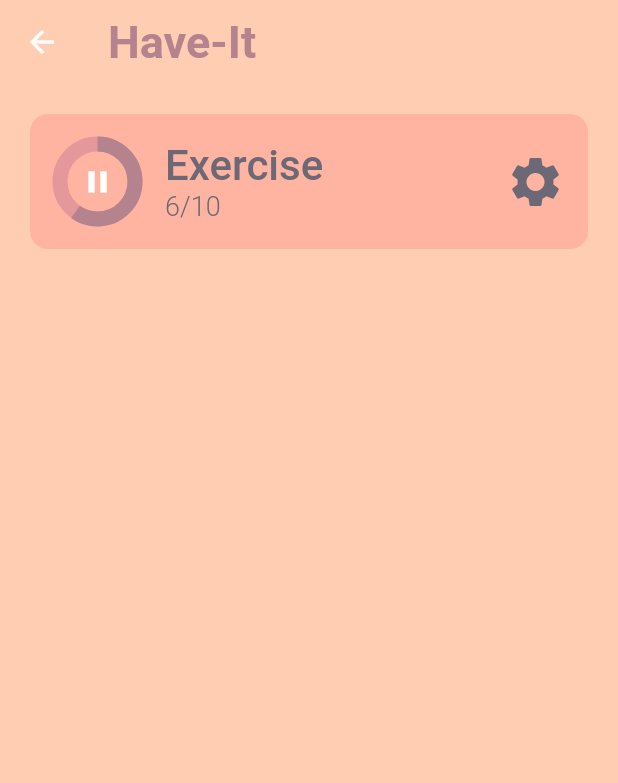
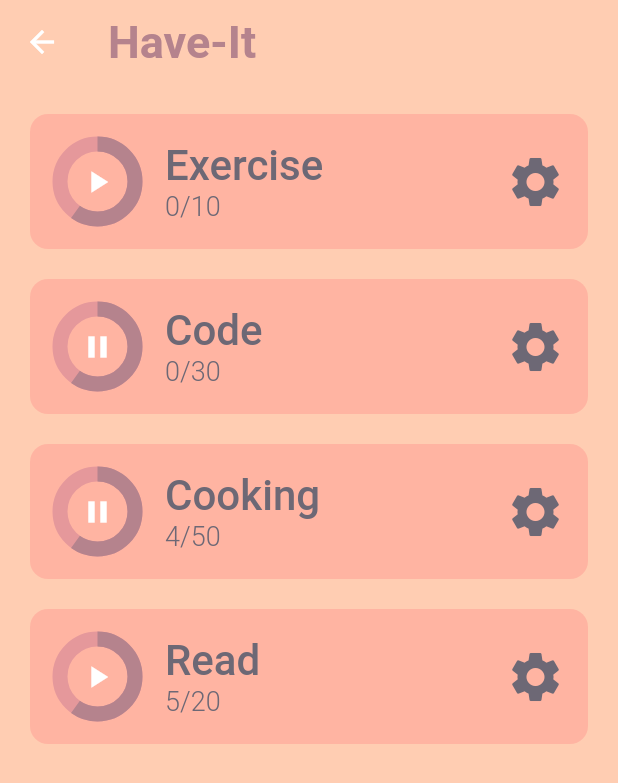
Before and after one commit to AdibaNoor/Have-It, a Flutter app: the Home screen opened directly, on a phone screen of 412 x 824 dp. Shown: the top 783 px of the screen. Run offline on Flutter 3.47's test engine with Material 2 defaults, Android fonts, the phone set to English and light mode, and no system bars; drawn by our look-alikes of percent_indicator; our stand-ins replace slide_to_act.

Commit message:
added dynamic functionality to habit tile

```diff
--- a/have_it/lib/Screens/Home.dart
+++ b/have_it/lib/Screens/Home.dart
@@ -10,6 +10,14 @@ class Home extends StatefulWidget {
 }
 
 class _HomeState extends State<Home> {
+  List habitList=[
+    //[habitName, habitStrted, timeSpent, timeGoal]
+    ['Exercise', false, 0,10],
+    ['Code', true, 0,30],
+    ['Cooking', true, 4,50],
+    ['Read', false, 5,20],
+  ];
+
   @override
   Widget build(BuildContext context) {
     return Scaffold(
@@ -23,20 +31,49 @@ class _HomeState extends State<Home> {
           fontWeight: FontWeight.bold,
         ),),
       ),
-      body: Column(
-        children: [
-          HabitTile(
-              habitName: "Exercise",
-          ontap: (){},
-          onSettingsTapped: (){},
-          habitStrted: true,
-          timeGoal: 10,
-          timeSpent: 6,),
-          // HabitTile(habitName:"Painting"),
-          // HabitTile(habitName: 'Cooking',),
-          // HabitTile(habitName: 'Movie',),
-        ],
-      ),
+      body:ListView.builder(
+        itemCount: habitList.length,
+          itemBuilder: ((context,index){
+        return HabitTile(
+            habitName: habitList[index][0],
+            ontap: (){},
+            onSettingsTapped: (){},
+            timeSpent: habitList[index][2],
+            timeGoal: habitList[index][3],
+            habitStrted: habitList[index][1],);
+      }))
+      // Column(
+      //   children: [
+      //     HabitTile(
+      //       habitName: habitList[0][0],
+      //       ontap: (){},
+      //       onSettingsTapped: (){},
+      //       habitStrted: habitList[0][1],
+      //       timeSpent: habitList[0][2],
+      //       timeGoal: habitList[0][3],),
+      //     HabitTile(
+      //       habitName: habitList[1][0],
+      //       ontap: (){},
+      //       onSettingsTapped: (){},
+      //       habitStrted: habitList[1][1],
+      //       timeSpent: habitList[1][2],
+      //       timeGoal: habitList[1][3],),
+      //     HabitTile(
+      //       habitName: habitList[2][0],
+      //       ontap: (){},
+      //       onSettingsTapped: (){},
+      //       habitStrted: habitList[2][1],
+      //       timeSpent: habitList[2][2],
+      //       timeGoal: habitList[2][3],),
+      //     HabitTile(
+      //       habitName: habitList[3][0],
+      //       ontap: (){},
+      //       onSettingsTapped: (){},
+      //       habitStrted: habitList[3][1],
+      //       timeSpent: habitList[3][2],
+      //       timeGoal: habitList[3][3],),
+      //   ],
+      // ),
     );
   }
 }
```
